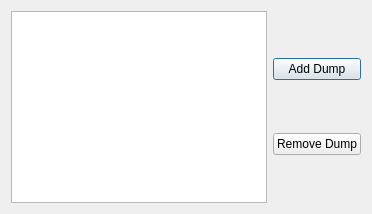
Above: src/dumpSettings.ui from evopedia/evopedia_qt before the change. Below: the same form after it.
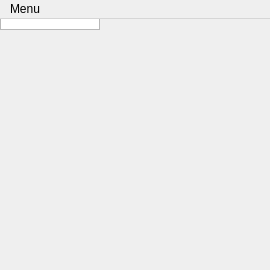
That is the form after the change.

What changed in the file:
```diff
--- a/src/dumpSettings.ui
+++ b/src/dumpSettings.ui
@@ -1,36 +1,41 @@
 <?xml version="1.0" encoding="UTF-8"?>
 <ui version="4.0">
  <class>DumpSettings</class>
- <widget class="QDialog" name="DumpSettings">
+ <widget class="QMainWindow" name="DumpSettings">
+  <property name="geometry">
+   <rect>
+    <x>0</x>
+    <y>0</y>
+    <width>270</width>
+    <height>270</height>
+   </rect>
+  </property>
   <property name="windowTitle">
    <string>Dumps</string>
   </property>
-  <layout class="QHBoxLayout" name="horizontalLayout">
-   <property name="sizeConstraint">
-    <enum>QLayout::SetMaximumSize</enum>
+  <widget class="QListWidget" name="dumpList"/>
+  <widget class="QMenuBar" name="menubar">
+   <property name="geometry">
+    <rect>
+     <x>0</x>
+     <y>0</y>
+     <width>270</width>
+     <height>23</height>
+    </rect>
    </property>
-   <item>
-    <widget class="QListWidget" name="dumpList"/>
-   </item>
-   <item>
-    <layout class="QVBoxLayout" name="verticalLayout">
-     <item>
-      <widget class="QPushButton" name="addDump">
-       <property name="text">
-        <string>Add Dump</string>
-       </property>
-      </widget>
-     </item>
-     <item>
-      <widget class="QPushButton" name="removeDump">
-       <property name="text">
-        <string>Remove Dump</string>
-       </property>
-      </widget>
-     </item>
-    </layout>
-   </item>
-  </layout>
+   <widget class="QMenu" name="menuMenu">
+    <property name="title">
+     <string>Menu</string>
+    </property>
+    <addaction name="actionRefresh"/>
+   </widget>
+   <addaction name="menuMenu"/>
+  </widget>
+  <action name="actionRefresh">
+   <property name="text">
+    <string>Refresh</string>
+   </property>
+  </action>
  </widget>
  <resources/>
  <connections/>
```
